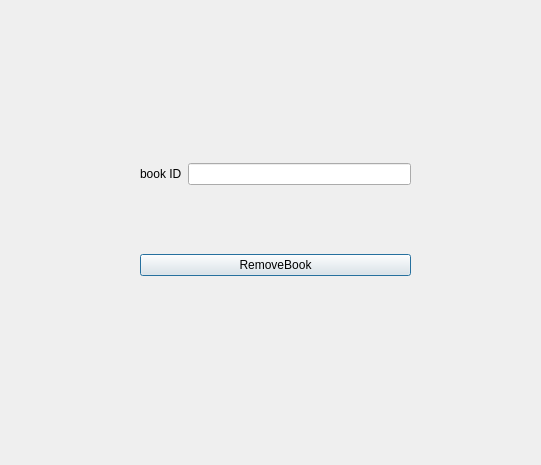
This is Login/window_removebook.ui in mahsaamini2222/LibraryManagementSystem as Qt 5 draws it before an edit. The edited form follows.
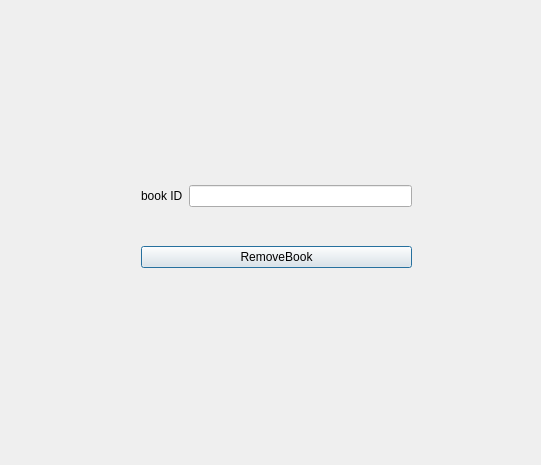
This is the edited form.

The edit to the form file:
```diff
--- a/Login/window_removebook.ui
+++ b/Login/window_removebook.ui
@@ -13,13 +13,13 @@
   <property name="windowTitle">
    <string>Dialog</string>
   </property>
-  <widget class="QWidget" name="layoutWidget">
+  <widget class="QWidget" name="">
    <property name="geometry">
     <rect>
-     <x>140</x>
-     <y>100</y>
+     <x>141</x>
+     <y>152</y>
      <width>271</width>
-     <height>241</height>
+     <height>151</height>
     </rect>
    </property>
    <layout class="QVBoxLayout" name="verticalLayout">
```
Left out of the diff: 6 changed lines with no effect on the pictures.
